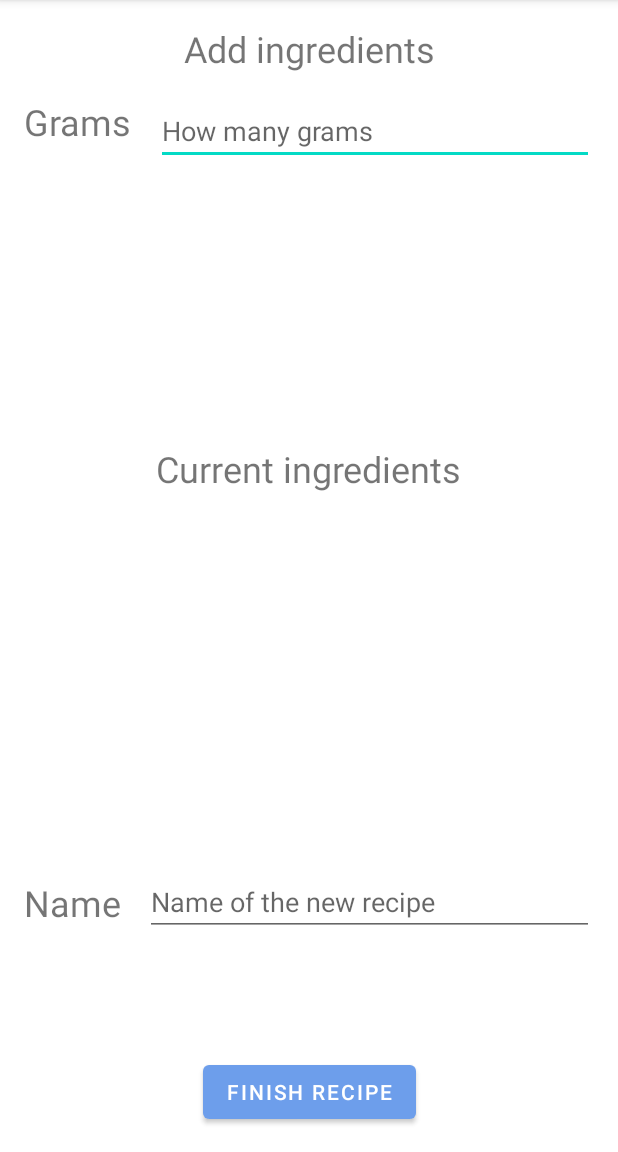
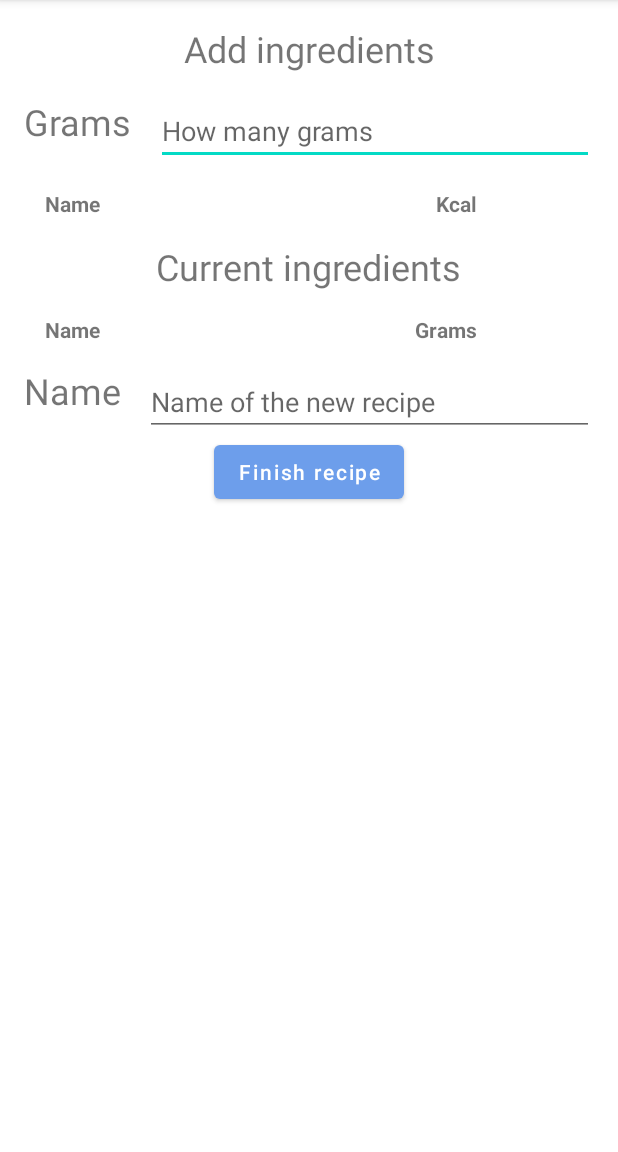
Before and after one commit to mScule/safkaLog, an Android app: the RecipesActivity screen opened directly, with no data from a screen before it, on a phone screen of 412 x 824 dp, the part 84-1236 px from its top. Run offline under Robolectric (Android 15) with nearby library versions, the phone set to English and light mode, and no system bars.

Commit message:
SafkaLog 0.1.1 activity_recipes.xml layout & String stuff

```diff
--- a/app/src/main/res/layout/activity_recipes.xml
+++ b/app/src/main/res/layout/activity_recipes.xml
@@ -6,95 +6,187 @@
     android:layout_height="match_parent"
     tools:context=".activities.RecipesActivity">
 
+    <ScrollView
+        android:layout_width="match_parent"
+        android:layout_height="match_parent"
+        app:layout_constraintBottom_toBottomOf="parent">
 
+        <androidx.constraintlayout.widget.ConstraintLayout
+            android:layout_width="match_parent"
+            android:layout_height="match_parent">
+
+            <!--Adding ingredients-->
             <TextView
                 android:id="@+id/ac_addIngredients_lb"
                 android:layout_width="wrap_content"
                 android:layout_height="wrap_content"
+                android:layout_margin="16dp"
                 android:text="@string/sh_lb_addIngredients"
                 android:textSize="24sp"
+
+                app:layout_constraintEnd_toEndOf="parent"
+                app:layout_constraintStart_toStartOf="parent"
+                app:layout_constraintTop_toTopOf="parent" />
+
+            <TextView
+                android:id="@+id/ac_recipes_lb_grams"
+                android:layout_width="wrap_content"
+                android:layout_height="wrap_content"
                 android:layout_margin="16dp"
+                android:text="@string/sh_lb_grams"
+                android:textSize="24sp"
 
                 app:layout_constraintStart_toStartOf="parent"
-        app:layout_constraintTop_toTopOf="parent"
-        app:layout_constraintEnd_toEndOf="parent"/>
-
-
-    <TextView
-        android:id="@+id/ac_recipe_lb_grams"
-        android:layout_width="wrap_content"
-        android:layout_height="wrap_content"
-        android:text="@string/sh_lb_grams"
-        android:textSize="24sp"
-        android:layout_margin="16dp"
-
-        app:layout_constraintStart_toStartOf="parent"
-        app:layout_constraintTop_toBottomOf="@id/ac_addIngredients_lb"/>
+                app:layout_constraintTop_toBottomOf="@id/ac_addIngredients_lb" />
 
             <EditText
                 android:id="@+id/ac_recipes_et_inputGrams"
                 android:layout_width="0dp"
                 android:layout_height="wrap_content"
                 android:layout_margin="16dp"
+                android:layout_marginTop="56dp"
                 android:hint="@string/sh_lb_gramHint"
-        android:layout_marginTop="56dp"
 
-        app:layout_constraintStart_toEndOf="@+id/ac_recipe_lb_grams"
-        app:layout_constraintTop_toBottomOf="@id/ac_addIngredients_lb"
-        app:layout_constraintEnd_toEndOf="parent"/>
+                app:layout_constraintEnd_toEndOf="parent"
+                app:layout_constraintStart_toEndOf="@+id/ac_recipes_lb_grams"
+                app:layout_constraintTop_toBottomOf="@id/ac_addIngredients_lb" />
 
+            <LinearLayout
+                android:id="@+id/ac_recipes_ll_addIngredients"
+
+                android:layout_width="match_parent"
+
+                android:layout_height="wrap_content"
+                android:layout_marginStart="30dp"
+
+                android:layout_marginTop="16dp"
+                android:layout_marginEnd="30dp"
+                android:orientation="horizontal"
+
+                app:layout_constraintEnd_toEndOf="parent"
+                app:layout_constraintStart_toStartOf="parent"
+                app:layout_constraintTop_toBottomOf="@id/ac_recipes_et_inputGrams">
+
+
+                <TextView
+                    android:layout_width="wrap_content"
+                    android:layout_height="wrap_content"
+                    android:text="@string/sh_lb_name"
+                    android:textStyle="bold" />
+
+                <Space
+                    android:layout_width="wrap_content"
+                    android:layout_height="wrap_content"
+                    android:layout_weight="1" />
+
+                <TextView
+                    android:layout_width="wrap_content"
+                    android:layout_height="wrap_content"
+                    android:paddingEnd="64dp"
+                    android:text="@string/sh_lb_kcal"
+                    android:textStyle="bold" />
+            </LinearLayout>
+
+            <androidx.recyclerview.widget.RecyclerView
+                android:id="@+id/ac_ingredientsCatalog_rv"
+                android:layout_width="match_parent"
+                android:layout_height="wrap_content"
+                android:maxHeight="170dp"
+                android:layout_marginStart="30dp"
+                android:layout_marginEnd="30dp"
+                android:orientation="vertical"
+
+                app:layout_constraintEnd_toEndOf="parent"
+                app:layout_constraintStart_toStartOf="parent"
+                app:layout_constraintTop_toBottomOf="@id/ac_recipes_ll_addIngredients"></androidx.recyclerview.widget.RecyclerView>
+
+            <!--Finish button-->
             <Button
-        android:id="@+id/ac_addRecipeAndGoMain_btn"
+                android:id="@+id/ac_addRecipesAndGoMain_btn"
                 android:layout_width="wrap_content"
                 android:layout_height="wrap_content"
                 android:layout_marginBottom="16dp"
                 android:text="@string/sh_btn_finishRecipe"
+                android:textAllCaps="false"
 
-        app:layout_constraintBottom_toBottomOf="parent"
+                app:layout_constraintTop_toBottomOf="@id/ac_recipes_et_inputName"
                 app:layout_constraintEnd_toEndOf="parent"
-        app:layout_constraintStart_toStartOf="parent"/>
+                app:layout_constraintStart_toStartOf="parent" />
 
-    <androidx.recyclerview.widget.RecyclerView
-        android:id="@+id/ac_ingredientsCatalog_rv"
-        android:layout_width="407dp"
-        android:layout_height="170dp"
-
-        app:layout_constraintEnd_toEndOf="parent"
-        app:layout_constraintStart_toStartOf="parent"
-        app:layout_constraintTop_toBottomOf="@id/ac_recipes_et_inputGrams" />
-
+            <!--Current ingredients-->
             <TextView
                 android:id="@+id/ac_currentIngredients_lb"
                 android:layout_width="wrap_content"
                 android:layout_height="wrap_content"
+                android:layout_margin="16dp"
                 android:text="@string/sh_lb_currentIngredients"
                 android:textSize="24sp"
-        android:layout_margin="16dp"
 
+                app:layout_constraintEnd_toEndOf="parent"
                 app:layout_constraintStart_toStartOf="parent"
+                app:layout_constraintTop_toBottomOf="@id/ac_ingredientsCatalog_rv" />
+
+            <LinearLayout
+                android:id="@+id/ac_recipes_ll_currentIngredients"
+
+                android:layout_width="match_parent"
+
+                android:layout_height="wrap_content"
+                android:layout_marginStart="30dp"
+
+                android:layout_marginTop="16dp"
+                android:layout_marginEnd="30dp"
+                android:orientation="horizontal"
+
                 app:layout_constraintEnd_toEndOf="parent"
-        app:layout_constraintTop_toBottomOf="@id/ac_ingredientsCatalog_rv"/>
+                app:layout_constraintStart_toStartOf="parent"
+                app:layout_constraintTop_toBottomOf="@id/ac_currentIngredients_lb">
+
+
+                <TextView
+                    android:layout_width="wrap_content"
+                    android:layout_height="wrap_content"
+                    android:text="@string/sh_lb_name"
+                    android:textStyle="bold" />
+
+                <Space
+                    android:layout_width="0dp"
+                    android:layout_height="wrap_content"
+                    android:layout_weight="1" />
+
+                <TextView
+                    android:layout_width="wrap_content"
+                    android:layout_height="wrap_content"
+                    android:paddingEnd="64dp"
+                    android:text="@string/sh_lb_grams"
+                    android:textStyle="bold" />
+            </LinearLayout>
 
             <androidx.recyclerview.widget.RecyclerView
                 android:id="@+id/ac_currentIngredients_rv"
-        android:layout_width="407dp"
-        android:layout_height="170dp"
+                android:layout_width="match_parent"
+                android:layout_height="wrap_content"
+                android:maxHeight="170dp"
+                android:layout_marginStart="30dp"
+                android:layout_marginEnd="30dp"
+                android:orientation="vertical"
 
                 app:layout_constraintEnd_toEndOf="parent"
                 app:layout_constraintStart_toStartOf="parent"
-        app:layout_constraintTop_toBottomOf="@id/ac_currentIngredients_lb"/>
+                app:layout_constraintTop_toBottomOf="@id/ac_recipes_ll_currentIngredients"></androidx.recyclerview.widget.RecyclerView>
 
+            <!--Naming new recipe-->
             <TextView
-        android:id="@+id/ac_recipe_lb_name"
+                android:id="@+id/ac_recipes_lb_name"
                 android:layout_width="wrap_content"
                 android:layout_height="wrap_content"
+                android:layout_margin="16dp"
                 android:text="@string/sh_lb_name"
                 android:textSize="24sp"
-        android:layout_margin="16dp"
 
-        app:layout_constraintTop_toBottomOf="@id/ac_currentIngredients_rv"
+                app:layout_constraintBottom_toTopOf="@id/ac_addRecipesAndGoMain_btn"
                 app:layout_constraintStart_toStartOf="parent"
-        app:layout_constraintBottom_toTopOf="@id/ac_addRecipeAndGoMain_btn"/>
+                app:layout_constraintTop_toBottomOf="@id/ac_currentIngredients_rv" />
 
             <EditText
                 android:id="@+id/ac_recipes_et_inputName"
@@ -103,10 +195,9 @@
                 android:layout_margin="16dp"
                 android:hint="@string/sh_lb_recipeHint"
 
-        app:layout_constraintTop_toBottomOf="@id/ac_currentIngredients_rv"
-        app:layout_constraintStart_toEndOf="@id/ac_recipe_lb_name"
                 app:layout_constraintEnd_toEndOf="parent"
-        app:layout_constraintBottom_toTopOf="@id/ac_addRecipeAndGoMain_btn"/>
-
-
+                app:layout_constraintStart_toEndOf="@id/ac_recipes_lb_name"
+                app:layout_constraintTop_toBottomOf="@id/ac_currentIngredients_rv" />
         </androidx.constraintlayout.widget.ConstraintLayout>
+    </ScrollView>
+</androidx.constraintlayout.widget.ConstraintLayout>
```
Lines whose indentation alone changed are shown as unchanged.
